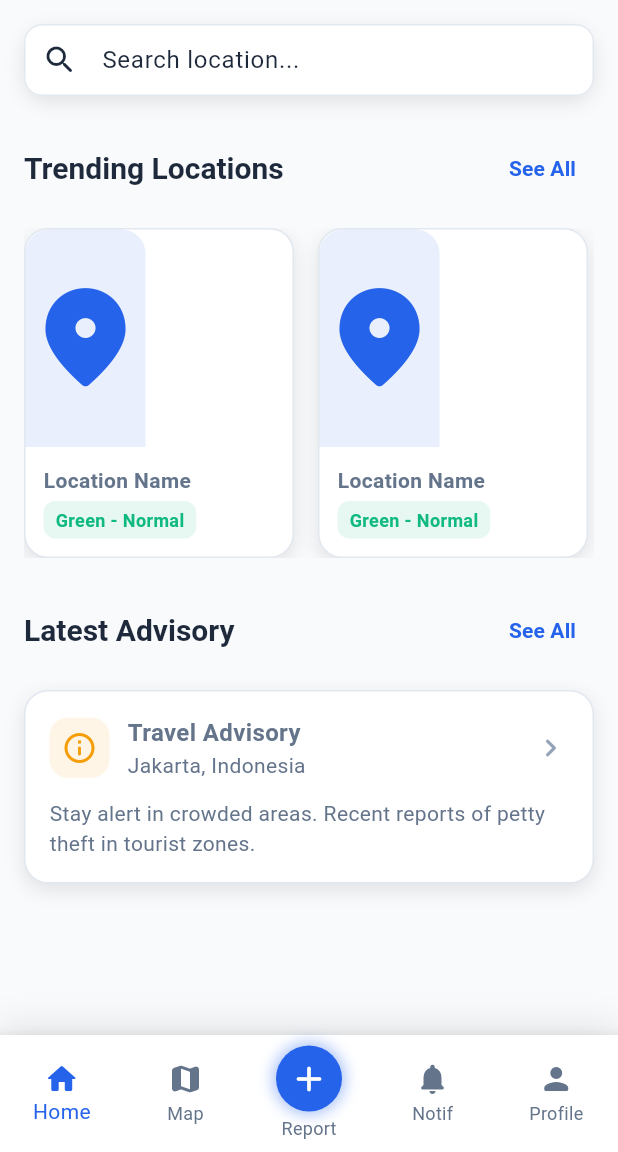
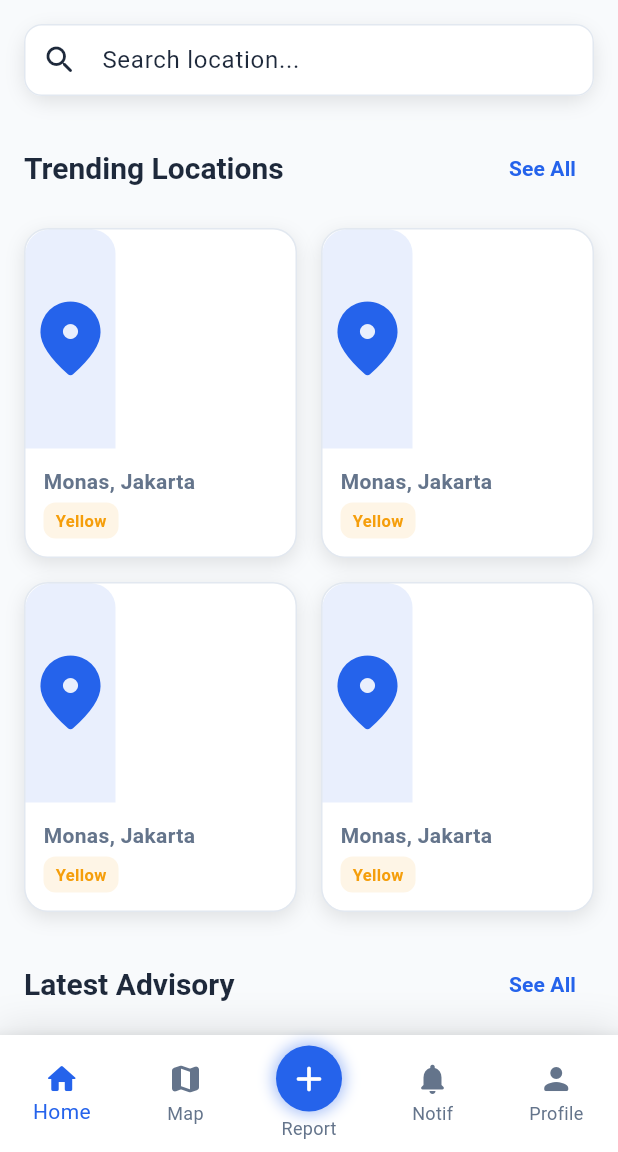
Before and after one commit to whoissaf/safara-frontend, a Flutter app: the screen it shows after launch, on a phone screen of 412 x 824 dp, the part 84-1236 px from its top. Run offline on Flutter 3.47's test engine with Material 3 defaults, Android fonts, the phone set to English and light mode, and no system bars.

Commit message:
fix: mobile responsive cards, dropdown category, clickable notifications

```diff
--- a/lib/screens/home_tab.dart
+++ b/lib/screens/home_tab.dart
@@ -1,12 +1,17 @@
 import 'package:flutter/material.dart';
 import '../core/constants.dart';
+import 'location_detail_screen.dart';
 
 class HomeTab extends StatelessWidget {
   const HomeTab({super.key});
 
   @override
   Widget build(BuildContext context) {
+    final screenWidth = MediaQuery.of(context).size.width;
+    final cardWidth = (screenWidth - (AppSpacing.lg * 3)) / 2;
+
     return Scaffold(
+      backgroundColor: AppColors.background,
       appBar: AppBar(
         title: Column(
           crossAxisAlignment: CrossAxisAlignment.start,
@@ -52,11 +57,16 @@ class HomeTab extends StatelessWidget {
                     const SizedBox(height: AppSpacing.xxl),
                     _buildSectionTitle(context, 'Trending Locations'),
                     const SizedBox(height: AppSpacing.lg),
-                    _buildTrendingLocations(context),
+                    _buildTrendingLocations(context, cardWidth),
                     const SizedBox(height: AppSpacing.xxl),
                     _buildSectionTitle(context, 'Latest Advisory'),
                     const SizedBox(height: AppSpacing.lg),
-                    _buildLatestAdvisory(context),
+                    GestureDetector(
+                      onTap: () {
+                        // Navigate to advisory detail
+                      },
+                      child: _buildLatestAdvisory(context),
+                    ),
                   ],
                 ),
               ),
@@ -97,30 +107,42 @@ class HomeTab extends StatelessWidget {
           style: Theme.of(context).textTheme.titleLarge,
         ),
         TextButton(
-          onPressed: () {},
+          onPressed: () {
+            // Navigate to see all
+          },
           child: const Text('See All'),
         ),
       ],
     );
   }
 
-  Widget _buildTrendingLocations(BuildContext context) {
-    return SizedBox(
-      height: 220,
-      child: ListView.separated(
-        scrollDirection: Axis.horizontal,
-        itemCount: 5,
-        separatorBuilder: (context, index) => const SizedBox(width: AppSpacing.lg),
-        itemBuilder: (context, index) {
-          return _buildLocationCard(context);
-        },
+  Widget _buildTrendingLocations(BuildContext context, double cardWidth) {
+    return GridView.builder(
+      shrinkWrap: true,
+      physics: const NeverScrollableScrollPhysics(),
+      gridDelegate: SliverGridDelegateWithFixedCrossAxisCount(
+        crossAxisCount: 2,
+        childAspectRatio: cardWidth / 220,
+        crossAxisSpacing: AppSpacing.lg,
+        mainAxisSpacing: AppSpacing.lg,
       ),
+      itemCount: 4,
+      itemBuilder: (context, index) {
+        return GestureDetector(
+          onTap: () {
+            Navigator.push(
+              context,
+              MaterialPageRoute(builder: (context) => const LocationDetailScreen()),
+            );
+          },
+          child: _buildLocationCard(context),
+        );
+      },
     );
   }
 
   Widget _buildLocationCard(BuildContext context) {
     return Container(
-      width: 180,
       decoration: BoxDecoration(
         color: AppColors.surface,
         borderRadius: BorderRadius.circular(AppBorderRadius.lg),
@@ -131,6 +153,7 @@ class HomeTab extends StatelessWidget {
         crossAxisAlignment: CrossAxisAlignment.start,
         children: [
           Expanded(
+            flex: 2,
             child: Container(
               decoration: BoxDecoration(
                 color: AppColors.primary.withOpacity(0.1),
@@ -140,7 +163,7 @@ class HomeTab extends StatelessWidget {
               ),
               child: const Icon(
                 Icons.location_on_rounded,
-                size: 80,
+                size: 60,
                 color: AppColors.primary,
               ),
             ),
@@ -151,11 +174,13 @@ class HomeTab extends StatelessWidget {
               crossAxisAlignment: CrossAxisAlignment.start,
               children: [
                 const Text(
-                  'Location Name',
+                  'Monas, Jakarta',
                   style: TextStyle(
                     fontWeight: FontWeight.w600,
                     fontSize: 14,
                   ),
+                  maxLines: 1,
+                  overflow: TextOverflow.ellipsis,
                 ),
                 const SizedBox(height: AppSpacing.xs),
                 Container(
@@ -164,14 +189,14 @@ class HomeTab extends StatelessWidget {
                     vertical: AppSpacing.xs,
                   ),
                   decoration: BoxDecoration(
-                    color: AppColors.green.withOpacity(0.1),
+                    color: AppColors.yellow.withOpacity(0.1),
                     borderRadius: BorderRadius.circular(AppBorderRadius.sm),
                   ),
-                  child: Text(
-                    'Green - Normal',
+                  child: const Text(
+                    'Yellow',
                     style: TextStyle(
-                      color: AppColors.green,
-                      fontSize: 12,
+                      color: AppColors.yellow,
+                      fontSize: 11,
                       fontWeight: FontWeight.w600,
                     ),
                   ),
```
Also changed, not shown: lib/screens/notifications_tab.dart (+9 -0 lines), lib/screens/report_tab.dart (+59 -14 lines).
